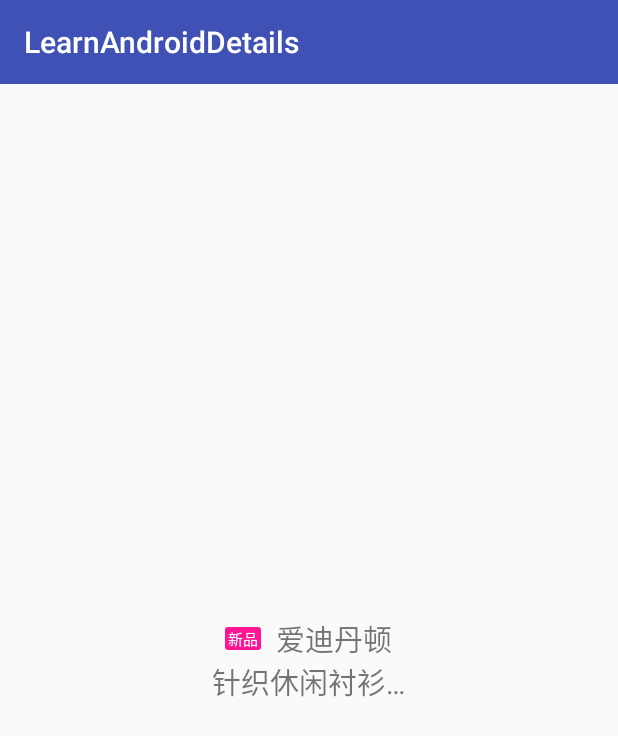
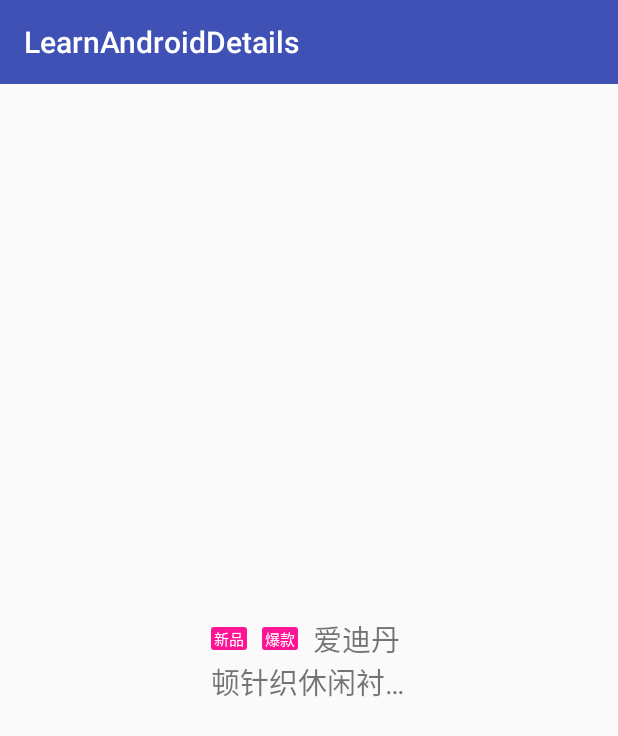
Before and after one commit to cuikangyuan/LearnAndroidDetails, an Android app: the SpannableStringMainActivity screen opened directly, with no data from a screen before it, on a phone screen of 412 x 824 dp. Shown: the top 736 px of the screen. Run offline under Robolectric (Android 15) with nearby library versions, the phone set to English and light mode, and no system bars; libraries missing offline, so code that uses them is left out: com.alipay.euler.

Commit message:
learn spannable string builder imageSpan

```diff
--- a/app/src/main/java/com/cky/learnandroiddetails/SpannableStringLearn/SpannableStringMainActivity.java
+++ b/app/src/main/java/com/cky/learnandroiddetails/SpannableStringLearn/SpannableStringMainActivity.java
@@ -176,7 +176,7 @@ public class SpannableStringMainActivity extends AppCompatActivity {
         //TagUtil.setTag("爆款", mTextView);
         List<String> tags = new ArrayList<>();
         tags.add("新品");
-        //tags.add("爆款");
+        tags.add("爆款");
         TagUtil.setTags(tags, mTextView);
     }
 }
--- a/app/src/main/res/layout/activity_spannable_string_main.xml
+++ b/app/src/main/res/layout/activity_spannable_string_main.xml
@@ -11,10 +11,10 @@
         android:id="@+id/text"
         android:layout_width="130dp"
         android:layout_height="wrap_content"
-        android:gravity="center"
         android:maxLines="2"
         android:ellipsize="end"
         android:layout_centerInParent="true"
         android:textSize="19dp"
-        android:includeFontPadding="false"/>
+        android:includeFontPadding="false"
+        tools:text="dasdadsadasdsadasdsadadasdadasdasdadadaad"/>
 </RelativeLayout>
```
Also changed, not shown: 1 other file.
